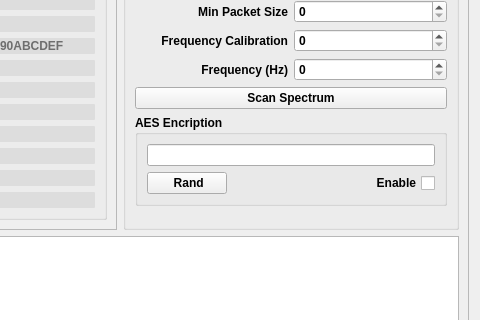
The window that ground/openpilotgcs/src/plugins/config/pipxtreme.ui (openpilot/OpenPilot) describes before a commit, drawn with Qt 5; both pictures show x 354 to 834 and y 303 to 623 of the 834 by 772 pixel window.
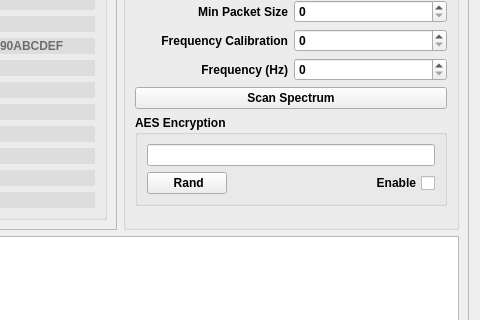
The same window after the commit.

Commit message:
gcs: fix pipx-related typos in GCS
This also fixes the auto-selecting of FW images for
pipx in the uploader GUI by making the board name
match fw_pipxtreme.

```diff
--- a/ground/openpilotgcs/src/plugins/config/pipxtreme.ui
+++ b/ground/openpilotgcs/src/plugins/config/pipxtreme.ui
@@ -1612,7 +1612,7 @@
          <item row="15" column="0" colspan="2">
           <widget class="QGroupBox" name="groupBox_4">
            <property name="title">
-            <string>AES Encription</string>
+            <string>AES Encryption</string>
            </property>
            <layout class="QGridLayout" name="gridLayout_5">
             <item row="0" column="0" colspan="2">
```
The commit also changes 1 other file.
